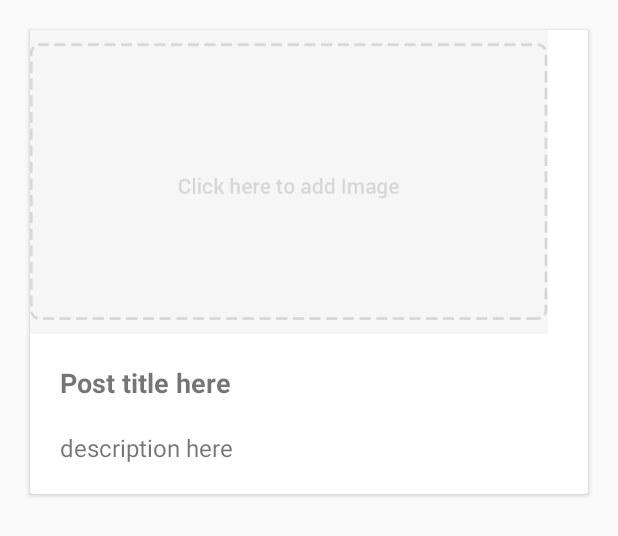
After one commit to lunaticSKE12/SKE-Blog, an Android app: the layout blog_row.xml on its own in the app's theme, with its tools: preview values and no code run, on a phone screen of 412 x 824 dp. The commit adds this screen. Shown: the top 536 px of the screen. Run offline under Robolectric (Android 15) with nearby library versions, the phone set to English and light mode, and no system bars.

Commit message:
show list post

```diff
--- a/app/build.gradle
+++ b/app/build.gradle
@@ -32,7 +32,10 @@ dependencies {
     compile 'com.google.firebase:firebase-database:10.2.6'
     compile 'com.google.firebase:firebase-storage:10.2.6'
     compile 'com.firebaseui:firebase-ui-database:1.2.0'
+    compile 'com.google.firebase:firebase-auth:10.2.6'
+    compile 'com.google.android.gms:play-services:10.2.6'
     compile 'com.android.support:support-annotations:25.3.1'
+    compile 'com.squareup.picasso:picasso:2.5.2'
     testCompile 'junit:junit:4.12'
 }
 apply plugin: 'com.google.gms.google-services'
--- /dev/null
+++ b/app/src/main/res/layout/blog_row.xml
@@ -0,0 +1,43 @@
+<?xml version="1.0" encoding="utf-8"?>
+<android.support.v7.widget.CardView xmlns:android="http://schemas.android.com/apk/res/android"
+    xmlns:app="http://schemas.android.com/apk/res-auto"
+    android:layout_width="match_parent"
+    android:layout_height="wrap_content"
+    android:layout_margin="20dp">
+
+    <LinearLayout
+        android:layout_width="wrap_content"
+        android:layout_height="wrap_content"
+        android:orientation="vertical">
+
+        <ImageView
+            android:id="@+id/post_image"
+            android:layout_width="match_parent"
+            android:layout_height="wrap_content"
+            android:adjustViewBounds="true"
+            android:scaleType="center"
+            app:srcCompat="@mipmap/add_btn" />
+
+        <TextView
+            android:id="@+id/post_title"
+            android:layout_width="345dp"
+            android:layout_height="wrap_content"
+            android:padding="20dp"
+            android:text="Post title here"
+            android:textSize="18sp"
+            android:textStyle="bold" />
+
+        <TextView
+            android:id="@+id/post_desc"
+            android:layout_width="match_parent"
+            android:layout_height="wrap_content"
+            android:paddingBottom="20dp"
+            android:paddingLeft="20dp"
+            android:paddingRight="20dp"
+            android:text="description here"
+            android:textSize="16sp" />
+
+
+    </LinearLayout>
+
+</android.support.v7.widget.CardView>
```
Also changed, not shown: app/src/main/java/com/example/lunatic/ske_blog/Blog.java (added, +76 -0 lines), app/src/main/java/com/example/lunatic/ske_blog/MainActivity.java (+86 -0 lines), app/src/main/java/com/example/lunatic/ske_blog/PostActivity.java (+17 -3 lines), app/src/main/res/layout/activity_main.xml (+11 -6 lines), app/src/main/res/mipmap-xxxhdpi/add_btn.png (added), 31 other files.
